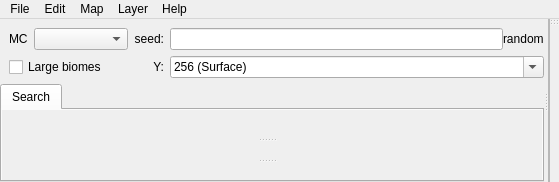
Above: src/mainwindow.ui from Cubitect/cubiomes-viewer before the change. Below: the same form after it.
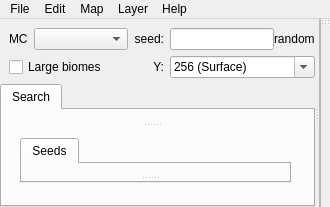
That is the form after the change. Icons and pictures are not drawn. Custom widgets are drawn as their Qt base class.

Commit message: Some changes for v4.0.0 (locations finder + biome sampling + area input change) * added biome samples filter to check biome proportions (#173, #266) * added outline display for the area of selected conditions (WIP) * added "from-visible" to conditions editor (#271) * added Locations to Search tab, to look for positions in the current seed * moved Tiggers to Search tab * changed area/position input fields to use block coordinates (#265) * changed spiral iterator to use an arbitrary, user defined step size * fixed octave options and added generated display texts (#253)

```diff
--- a/src/mainwindow.ui
+++ b/src/mainwindow.ui
@@ -211,6 +211,11 @@
         </item>
         <item>
          <widget class="QTabWidget" name="tabContainer">
+          <property name="styleSheet">
+           <string notr="true">QToolButton {
+ 	background-color: transparent;
+}</string>
+          </property>
           <property name="currentIndex">
            <number>0</number>
           </property>
@@ -224,94 +229,12 @@
            <attribute name="title">
             <string>Search</string>
            </attribute>
-           <layout class="QGridLayout" name="gridLayout">
+           <layout class="QGridLayout" name="gridLayout_3">
             <property name="leftMargin">
-             <number>0</number>
-            </property>
-            <property name="topMargin">
-             <number>0</number>
-            </property>
-            <property name="rightMargin">
-             <number>0</number>
-            </property>
-            <property name="bottomMargin">
-             <number>0</number>
-            </property>
-            <property name="spacing">
-             <number>0</number>
-            </property>
-            <item row="0" column="0">
-             <widget class="QScrollArea" name="scrollArea">
-              <property name="minimumSize">
-               <size>
-                <width>540</width>
-                <height>0</height>
-               </size>
-              </property>
-              <property name="styleSheet">
-               <string notr="true">QAbstractScrollArea#scrollArea {
- 	border: 0px none;
-}
-
-QToolButton {
- 	background-color: transparent;
-}</string>
-              </property>
-              <property name="frameShape">
-               <enum>QFrame::NoFrame</enum>
-              </property>
-              <property name="frameShadow">
-               <enum>QFrame::Plain</enum>
-              </property>
-              <property name="lineWidth">
-               <number>0</number>
-              </property>
-              <property name="verticalScrollBarPolicy">
-               <enum>Qt::ScrollBarAsNeeded</enum>
-              </property>
-              <property name="horizontalScrollBarPolicy">
-               <enum>Qt::ScrollBarAlwaysOff</enum>
-              </property>
-              <property name="widgetResizable">
-               <bool>true</bool>
-              </property>
-              <property name="alignment">
-               <set>Qt::AlignLeading|Qt::AlignLeft|Qt::AlignTop</set>
-              </property>
-              <widget class="QWidget" name="scrollAreaWidgetContents">
-               <property name="sizePolicy">
-                <sizepolicy hsizetype="Expanding" vsizetype="Preferred">
-                 <horstretch>0</horstretch>
-                 <verstretch>0</verstretch>
-                </sizepolicy>
-               </property>
-               <property name="minimumSize">
-                <size>
-                 <width>440</width>
-                 <height>0</height>
-                </size>
-               </property>
-               <layout class="QGridLayout" name="gridLayout_2">
-                <property name="leftMargin">
-                 <number>0</number>
-                </property>
-                <property name="bottomMargin">
                  <number>0</number>
                 </property>
                 <item row="0" column="0">
                  <widget class="QSplitter" name="splitterSearch">
-                  <property name="sizePolicy">
-                   <sizepolicy hsizetype="Expanding" vsizetype="Expanding">
-                    <horstretch>0</horstretch>
-                    <verstretch>0</verstretch>
-                   </sizepolicy>
-                  </property>
-                  <property name="styleSheet">
-                   <string notr="true">
-QSplitter {
-  background-color: transparent;
-}</string>
-                  </property>
                   <property name="orientation">
                    <enum>Qt::Vertical</enum>
                   </property>
@@ -323,6 +246,32 @@
                     </sizepolicy>
                    </property>
                   </widget>
+              <widget class="QWidget" name="gridLayoutWidget">
+               <layout class="QGridLayout" name="gridLayout">
+                <property name="leftMargin">
+                 <number>18</number>
+                </property>
+                <item row="0" column="0">
+                 <widget class="QTabWidget" name="tabContainerSearch">
+                  <property name="currentIndex">
+                   <number>0</number>
+                  </property>
+                  <widget class="QWidget" name="tabSeeds">
+                   <attribute name="title">
+                    <string>Seeds</string>
+                   </attribute>
+                   <layout class="QGridLayout" name="gridLayout_2">
+                    <property name="leftMargin">
+                     <number>0</number>
+                    </property>
+                    <property name="bottomMargin">
+                     <number>0</number>
+                    </property>
+                    <item row="0" column="0">
+                     <widget class="QSplitter" name="splitterSeeds">
+                      <property name="orientation">
+                       <enum>Qt::Vertical</enum>
+                      </property>
                   <widget class="Collapsible" name="collapseGen48" native="true">
                    <property name="sizePolicy">
                     <sizepolicy hsizetype="Expanding" vsizetype="Expanding">
@@ -338,6 +287,10 @@
                      <verstretch>0</verstretch>
                     </sizepolicy>
                    </property>
+                      </widget>
+                     </widget>
+                    </item>
+                   </layout>
                   </widget>
                  </widget>
                 </item>
```
Lines whose indentation alone changed are shown as unchanged. The commit also changes 37 other files.
